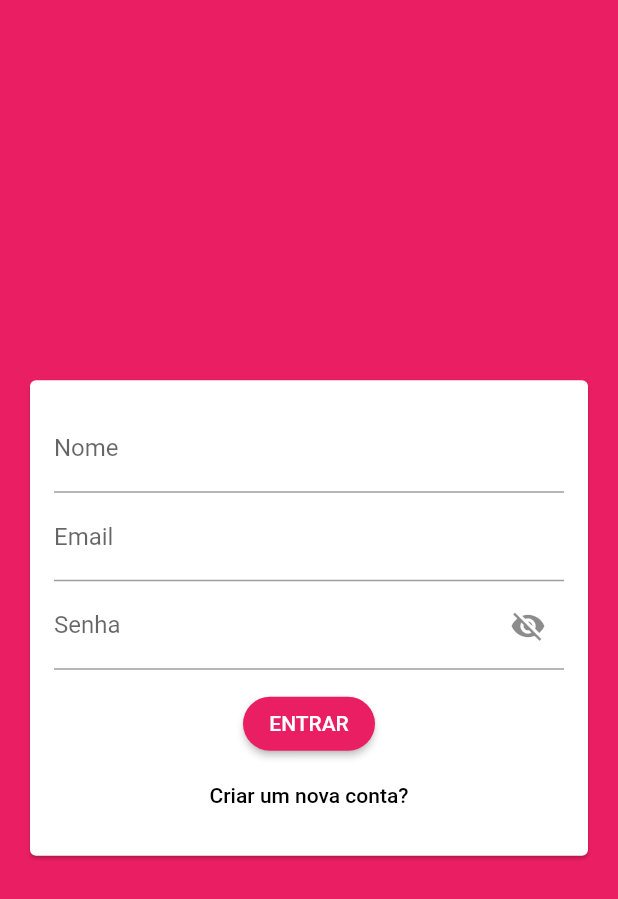
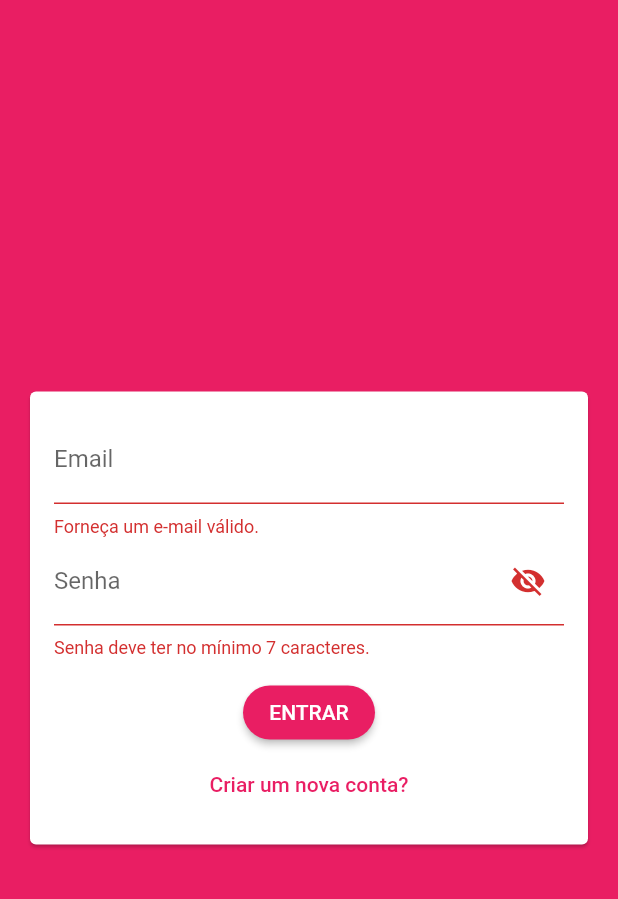
Before and after one commit to Shynjy/app_chat, a Flutter app: the screen it shows after launch, after a tap on "ENTRAR", on a phone screen of 412 x 824 dp. Shown: the top 899 px of the screen. Run offline on Flutter 3.47's test engine with Material 2 defaults, Android fonts, the phone set to English and light mode, and no system bars; our stand-ins replace cloud_firestore, firebase_core; accounts and stored records are empty.

Commit message:
update app

```diff
--- a/lib/main.dart
+++ b/lib/main.dart
@@ -33,7 +33,7 @@ class MyApp extends StatelessWidget {
               buttonColor: Colors.pink,
               textTheme: ButtonTextTheme.primary,
               shape: RoundedRectangleBorder(
-                borderRadius: BorderRadius.all(Radius.circular(20)),
+                borderRadius: BorderRadius.circular(20),
               ),
             ),
             visualDensity: VisualDensity.adaptivePlatformDensity,
--- /dev/null
+++ b/lib/models/auth_data.dart
@@ -0,0 +1,23 @@
+enum AuthMode {
+  LOGIN,
+  SIGNUP,
+}
+
+class AuthData {
+  String name;
+  String email;
+  String password;
+  AuthMode _mode = AuthMode.LOGIN;
+
+  bool get islogin {
+    return _mode == AuthMode.LOGIN;
+  }
+
+  bool get isSignup {
+    return _mode == AuthMode.SIGNUP;
+  }
+
+  void toggleMode() {
+    _mode = _mode == AuthMode.LOGIN ? AuthMode.SIGNUP : AuthMode.LOGIN;
+  }
+}
--- a/lib/widgets/auth_form.dart
+++ b/lib/widgets/auth_form.dart
@@ -1,4 +1,7 @@
 import 'package:flutter/material.dart';
+
+// tipos
+import '../models/auth_data.dart';
 
 class AuthForm extends StatefulWidget {
   @override
@@ -14,6 +17,19 @@ class _AuthFormState extends State<AuthForm> {
     });
   }
 
+  final AuthData _authData = new AuthData();
+
+  // Chave da válidação do formulário
+  final GlobalKey<FormState> _formKey = GlobalKey();
+
+  _submit() {
+    bool isValid = _formKey.currentState.validate();
+    // Fecha o teclado
+    FocusScope.of(context).unfocus();
+
+    if (isValid) {}
+  }
+
   @override
   Widget build(BuildContext context) {
     return Center(
@@ -23,22 +39,42 @@ class _AuthFormState extends State<AuthForm> {
           child: Padding(
             padding: EdgeInsets.all(16),
             child: Form(
+              key: _formKey, //vinculação da chave de válidação.
               child: Column(
                 children: <Widget>[
+                  if (_authData.isSignup)
+                    TextFormField(
+                      key: ValueKey('name'),
+                      // Faz permanecer o nome já adicionado.
+                      initialValue: _authData.name,
+                      decoration: InputDecoration(
+                        labelText: 'Nome',
+                      ),
+                      textInputAction: TextInputAction.next,
+                      onChanged: (value) => _authData.name = value,
+                      validator: (value) {
+                        if (value == null || value.trim().length < 4) {
+                          return 'Nome deve ter no mínimo 4 caracteres.';
+                        }
+                        return null;
+                      },
+                    ),
                   TextFormField(
-                    textInputAction: TextInputAction.next,
-                    decoration: InputDecoration(
-                      labelText: 'Nome',
-                    ),
-                  ),
-                  TextFormField(
-                    textInputAction: TextInputAction.next,
+                    key: ValueKey('email'),
                     decoration: InputDecoration(
                       labelText: 'Email',
                     ),
+                    textInputAction: TextInputAction.next,
+                    onChanged: (value) => _authData.email = value,
+                    validator: (value) {
+                      if (value == null || !value.contains('@')) {
+                        return 'Forneça um e-mail válido.';
+                      }
+                      return null;
+                    },
                   ),
                   TextFormField(
-                    obscureText: _isObscure,
+                    key: ValueKey('password'),
                     decoration: InputDecoration(
                       labelText: 'Senha',
                       suffixIcon: IconButton(
@@ -48,15 +84,30 @@ class _AuthFormState extends State<AuthForm> {
                         onPressed: _swichObscure,
                       ),
                     ),
+                    obscureText: _isObscure,
+                    onChanged: (value) => _authData.password = value,
+                    validator: (value) {
+                      if (value == null || value.trim().length < 7) {
+                        return 'Senha deve ter no mínimo 7 caracteres.';
+                      }
+                      return null;
+                    },
                   ),
                   SizedBox(height: 12),
                   RaisedButton(
-                    child: Text('ENTRAR'),
-                    onPressed: () {},
+                    child: Text(_authData.islogin ? 'ENTRAR' : 'CADASTRAR'),
+                    onPressed: _submit,
                   ),
                   FlatButton(
-                    child: Text('Criar um nova conta?'),
-                    onPressed: () {},
+                    child: Text(_authData.islogin
+                    ? 'Criar um nova conta?'
+                    : 'Já possui uma conta?'),
+                    textColor: Theme.of(context).primaryColor,
+                    onPressed: () {
+                      setState(() {
+                        _authData.toggleMode();
+                      });
+                    },
                   ),
                 ],
               ),
```
